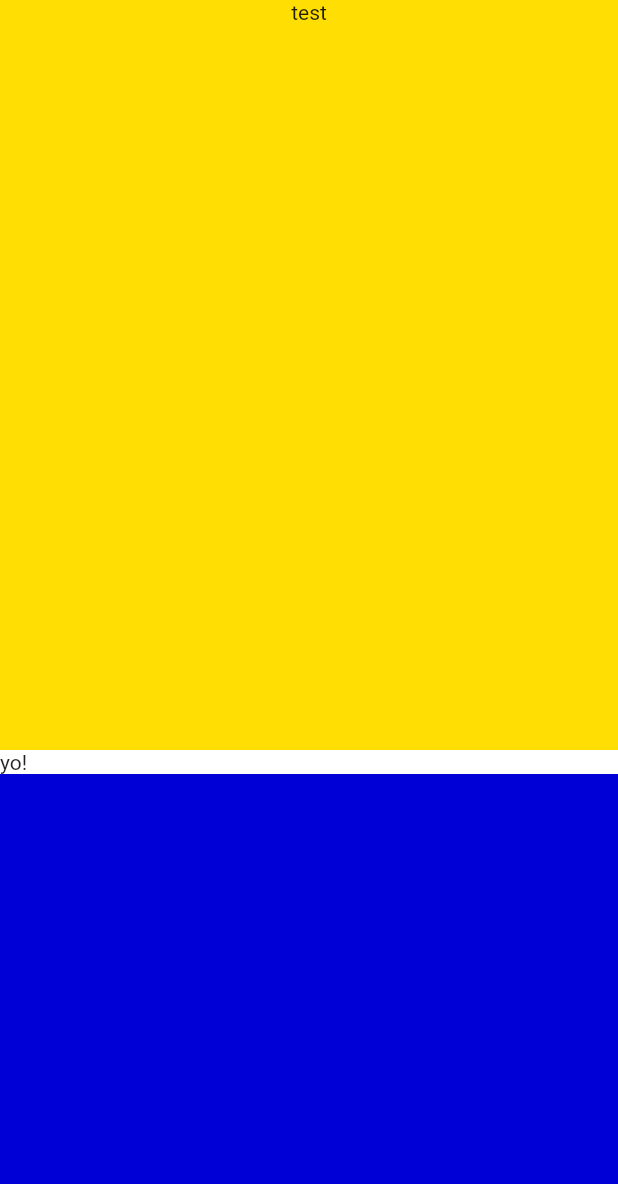
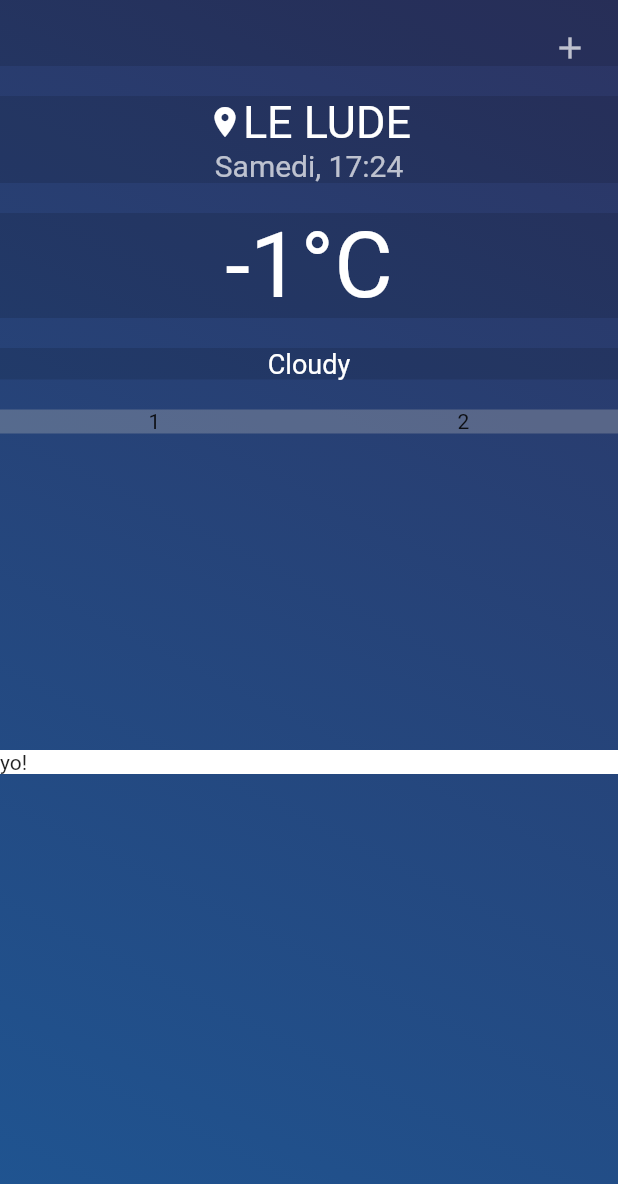
Before and after one commit to clemenceroumy/weather_app, a Flutter app: the screen it shows after launch, on a phone screen of 412 x 824 dp. Shown: the top 1184 px of the screen. Run offline on Flutter 3.47's test engine with Material 2 defaults, Android fonts, the phone set to English and light mode, and no system bars.

Commit message:
Designing/Placing elements

```diff
--- a/lib/views/home.dart
+++ b/lib/views/home.dart
@@ -1,4 +1,7 @@
 import 'package:flutter/material.dart';
+import 'package:flutter/widgets.dart';
+
+import "utils/colors.dart";
 
 class Home extends StatefulWidget {
   @override
@@ -10,20 +13,120 @@ class _HomeState extends State<Home> {
   Widget build(BuildContext context) {
     return Scaffold(
       body: Container(
-          color: Color(0xFF0000d6),
+          decoration: Palette.gradient,
           child: SafeArea(
             child: Column(
-              mainAxisAlignment: MainAxisAlignment.start,
               children: <Widget>[
+                //Big screen row
                 Container(
-                  color: Color(0xFFFFDE03),
                   height: 500,
-                  child: Row(
-                    mainAxisAlignment: MainAxisAlignment.center,
-                    crossAxisAlignment: CrossAxisAlignment.start,
-                    children: <Widget>[Text("test")],
+                  child: Column(
+                    mainAxisAlignment: MainAxisAlignment.start,
+                    crossAxisAlignment: CrossAxisAlignment.center,
+                    children: <Widget>[
+                      //ROW BUTTONS
+                      Container(
+                        color: Colors.black12,
+                        padding: EdgeInsets.fromLTRB(0, 20, 20, 0),
+                        child: Row(
+                          mainAxisAlignment: MainAxisAlignment.end,
+                          children: <Widget>[
+                            Icon(
+                              Icons.add,
+                              color: Colors.white70,
+                            )
+                          ],
+                        ),
+                      ),
+
+                      //ROW CITY/HOURS
+                      Container(
+                        color: Colors.black12,
+                        margin: EdgeInsets.only(top: 20.0),
+                        child: Row(
+                          mainAxisAlignment: MainAxisAlignment.spaceAround,
+                          children: <Widget>[
+                            Column(
+                              children: <Widget>[
+                                Row(
+                                  children: <Widget>[
+                                    Icon(
+                                      Icons.place,
+                                      color: Colors.white,
+                                    ),
+                                    Text("LE LUDE",
+                                        style: TextStyle(
+                                            color: Colors.white, fontSize: 30)),
+                                  ],
+                                ),
+                                Text("Samedi, 17:24",
+                                    style: TextStyle(
+                                        color: Colors.white70, fontSize: 20))
+                              ],
+                            )
+                          ],
+                        ),
+                      ),
+
+                      //ROW DEGREE
+                      Container(
+                        color: Colors.black12,
+                        margin: EdgeInsets.only(top: 20.0),
+                        child: Row(
+                          mainAxisAlignment: MainAxisAlignment.spaceAround,
+                          children: <Widget>[
+                            Text('-1°C',
+                                style: TextStyle(
+                                    color: Colors.white, fontSize: 60))
+                          ],
+                        ),
+                      ),
+
+                      //ROW WEATHER STATUS
+                      Container(
+                        color: Colors.black12,
+                        margin: EdgeInsets.only(top: 20.0),
+                        child: Row(
+                          mainAxisAlignment: MainAxisAlignment.spaceAround,
+                          children: <Widget>[
+                            Text('Cloudy',
+                                style: TextStyle(
+                                    color: Colors.white, fontSize: 18))
+                          ],
+                        ),
+                      ),
+
+                      //ROW ALL DAY
+                      Container(
+                        color: Colors.black12,
+                        margin: EdgeInsets.only(top: 20.0),
+                        child: Row(
+                          mainAxisAlignment: MainAxisAlignment.start,
+                          children: <Widget>[
+                            Expanded(
+                              child: Container(
+                                color: Colors.white24,
+                                child: Column(
+                                  children: <Widget>[Text('1')],
+                                ),
+                              ),
+                            ),
+                            Expanded(
+                              child: Container(
+                                color: Colors.white24,
+                                child: Column(
+                                  children: <Widget>[Text('2')],
+                                ),
+                              ),
+                            )
+                          ],
+                        ),
+                      )
+                    ],
                   ),
                 ),
+
+                //Bottom screen
                 Container(
                     color: Colors.white,
                     child: Row(
--- /dev/null
+++ b/lib/views/utils/colors.dart
@@ -0,0 +1,11 @@
+import 'package:flutter/material.dart';
+
+class Palette {
+  static final gradient = BoxDecoration(
+    gradient: LinearGradient(
+      begin: Alignment.bottomLeft,
+      end: Alignment.topRight,
+      colors: [Color(0xFF1f5592), Color(0xFF2c3463)],
+    ),
+  );
+}
```
